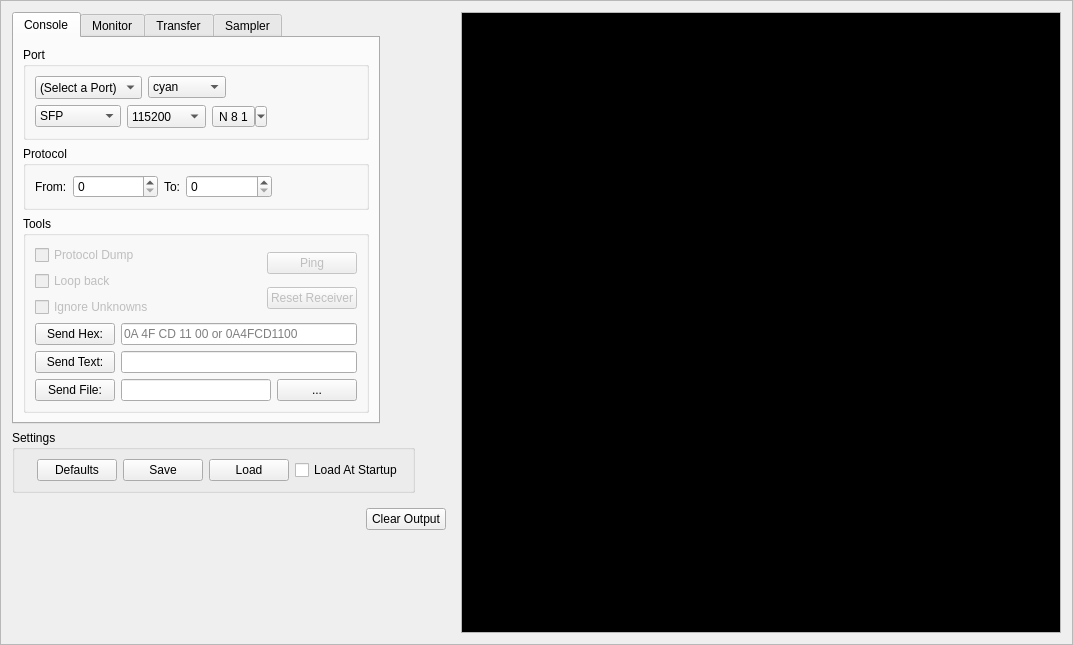
Before: the Qt Designer form terminal.ui in strawbot/TimbreTalk, drawn with Qt 5.
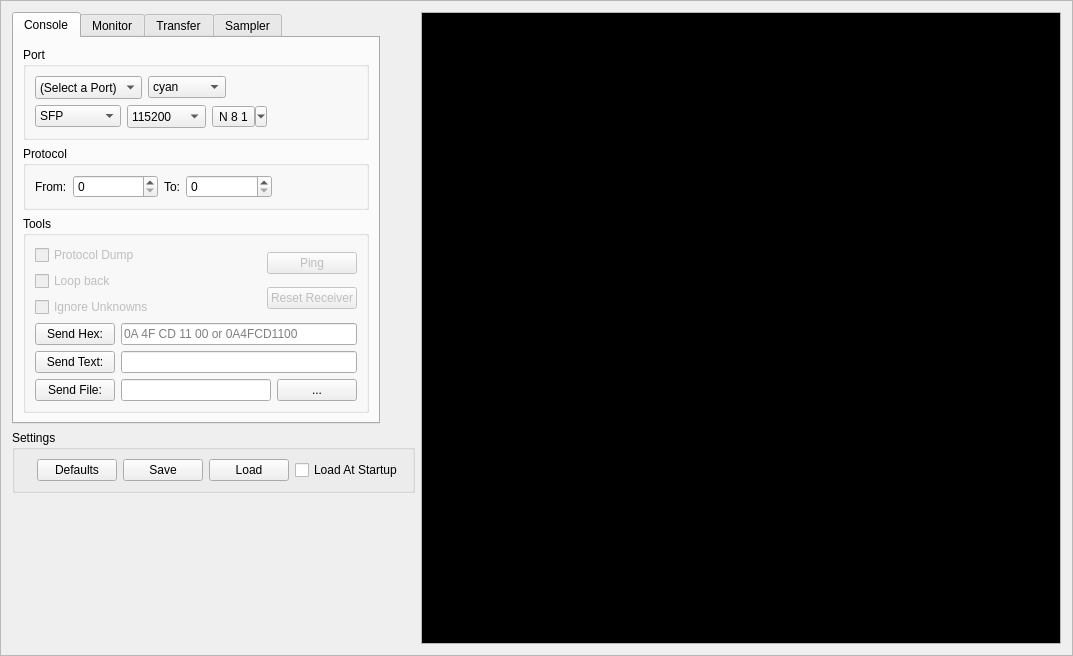
After: the same form once the commit is applied. Custom widgets are drawn as their Qt base class.

What changed in the file:
```diff
--- a/terminal.ui
+++ b/terminal.ui
@@ -7,7 +7,7 @@
     <x>0</x>
     <y>0</y>
     <width>1073</width>
-    <height>645</height>
+    <height>656</height>
    </rect>
   </property>
   <property name="sizePolicy">
@@ -1811,38 +1811,6 @@
        </layout>
       </widget>
      </item>
-     <item>
-      <widget class="QWidget" name="widget" native="true">
-       <property name="minimumSize">
-        <size>
-         <width>0</width>
-         <height>20</height>
-        </size>
-       </property>
-       <layout class="QHBoxLayout" name="horizontalLayout_2">
-        <item>
-         <spacer name="horizontalSpacer">
-          <property name="orientation">
-           <enum>Qt::Horizontal</enum>
-          </property>
-          <property name="sizeHint" stdset="0">
-           <size>
-            <width>40</width>
-            <height>20</height>
-           </size>
-          </property>
-         </spacer>
-        </item>
-        <item>
-         <widget class="QPushButton" name="pushButton">
-          <property name="text">
-           <string>Clear Output</string>
-          </property>
-         </widget>
-        </item>
-       </layout>
-      </widget>
-     </item>
      <item>
       <spacer name="verticalSpacer_3">
        <property name="orientation">
@@ -1870,7 +1838,7 @@
       <widget class="QPlainTextEdit" name="Console">
        <property name="sizePolicy">
         <sizepolicy hsizetype="Expanding" vsizetype="Expanding">
-         <horstretch>0</horstretch>
+         <horstretch>1</horstretch>
          <verstretch>1</verstretch>
         </sizepolicy>
        </property>
```
Left out of the diff: 37 changed lines with no effect on the pictures.
